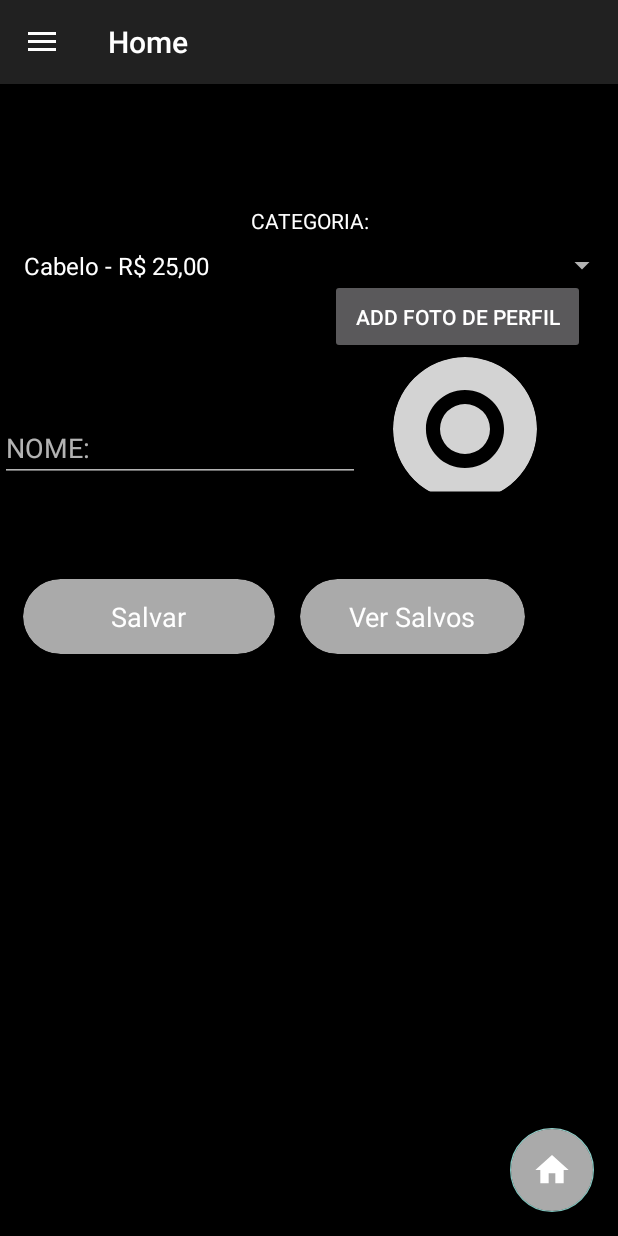
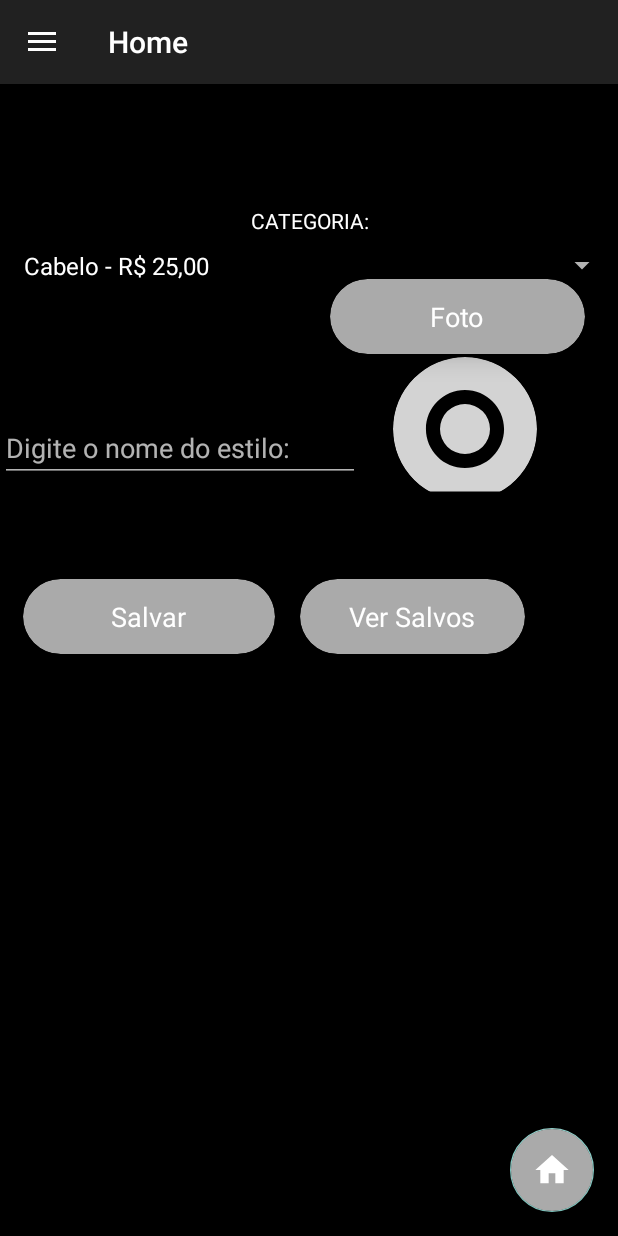
Before and after one commit to TiagoPereiraIfsul/TCC, an Android app: the fragment FragmentAddEstilo placed in its activity, on a phone screen of 412 x 824 dp. Run offline under Robolectric (Android 15) with nearby library versions, the phone set to English and light mode, and no system bars; our stand-ins replace CircleImageView, Firebase (no records; nobody signed in at launch, a user with empty details on screens opened directly), Picasso; pictures from the network do not load.

Commit message:
Barbeiro completo

```diff
--- a/app/src/main/java/com/example/login/Estilo/ActivityRecyclerView.java
+++ b/app/src/main/java/com/example/login/Estilo/ActivityRecyclerView.java
@@ -89,7 +89,4 @@ public class ActivityRecyclerView extends Fragment {
 
 
 
-
-
-
 }
--- a/app/src/main/java/com/example/login/Estilo/FragmentAddEstilo.java
+++ b/app/src/main/java/com/example/login/Estilo/FragmentAddEstilo.java
@@ -66,8 +66,7 @@ public class FragmentAddEstilo extends Fragment implements View.OnClickListener{
     private Spinner combobox;
     private EditText nome;
     private ModeloEstilo estilo;
-    private CardView salvar, versalvos;
-    private Button button;
+    private CardView salvar, versalvos, button;
     private FirebaseAuth auth;
     private  Uri mImageUri;
     private StorageTask mUploadTask;
@@ -116,7 +115,7 @@ public class FragmentAddEstilo extends Fragment implements View.OnClickListener{
         nome = (EditText) view.findViewById(R.id.editText7);
         salvar = (CardView) view.findViewById(R.id.cardView2);
         versalvos = (CardView) view.findViewById(R.id.cardView3);
-        button = (Button) view.findViewById(R.id.button);
+        button = (CardView) view.findViewById(R.id.button);
         foto = (ImageView) view.findViewById(R.id.imageView);
 
         mStorageRef = FirebaseStorage.getInstance().getReference("uploads");
@@ -175,20 +174,9 @@ public class FragmentAddEstilo extends Fragment implements View.OnClickListener{
                     return;
                 }
 
-
-                //estilo.setNome(nome.getText().toString());
-                estilo.setNome(nome.getText().toString());
-                estilo.setBarbeiro(FirebaseAuth.getInstance().getCurrentUser().getUid());
-                //estilo.setCabelo(FirebaseAuth.getInstance().getCurrentUser().getUid());
-                //estilo.setBarba(FirebaseAuth.getInstance().getCurrentUser().getUid());
-                //estilo.setSobrancelha(FirebaseAuth.getInstance().getCurrentUser().getUid());
-                estilo.setCategoria((String) combobox.getSelectedItem());
-                estilo.setId(FirebaseDatabase.getInstance().getReference().push().getKey());
+                editarperfil();
 
 
-
-                FirebaseDatabase.getInstance().getReference("Estilos")
-                        .child(estilo.getId()).setValue(estilo);
                 Toast.makeText(getContext(), "Salvo com sucesso!", Toast.LENGTH_SHORT).show();
 
 
@@ -271,33 +259,21 @@ public class FragmentAddEstilo extends Fragment implements View.OnClickListener{
                                 public void onSuccess(Uri uri) {
                                     final String url = uri.toString();
 
+                                    //estilo.setNome(nome.getText().toString());
+                                    estilo.setNome(nome.getText().toString());
+                                    estilo.setBarbeiro(FirebaseAuth.getInstance().getCurrentUser().getUid());
+                                    //estilo.setCabelo(FirebaseAuth.getInstance().getCurrentUser().getUid());
+                                    //estilo.setBarba(FirebaseAuth.getInstance().getCurrentUser().getUid());
+                                    //estilo.setSobrancelha(FirebaseAuth.getInstance().getCurrentUser().getUid());
+                                    estilo.setCategoria((String) combobox.getSelectedItem());
+                                    estilo.setId(FirebaseDatabase.getInstance().getReference().push().getKey());
+    estilo.setFoto(url);
 
 
+                                    FirebaseDatabase.getInstance().getReference("Estilos")
+                                            .child(estilo.getId()).setValue(estilo);
 
-                                    mDatabaseRef.child(auth.getCurrentUser().getUid()).addListenerForSingleValueEvent(new ValueEventListener() {
-                                        @Override
-                                        public void onDataChange(@NonNull DataSnapshot dataSnapshot) {
-                                            ModeloCadastro m = dataSnapshot.getValue(ModeloCadastro.class);
-                                            // ModeloCadastro mm = dataSnapshot.getValue(ModeloCadastro.class);
 
-                                            switch (IMAGEM_ID) {
-                                                case 1:
-                                                    m.setFoto1(url);
-                                                    break;
-
-                                                default://se der merda
-
-                                            }
-
-                                            mDatabaseRef.child(auth.getCurrentUser().getUid()).setValue(m);
-                                            //]mDatabaseRef.child(auth.getCurrentUser().getUid()).setValue(mm);
-                                        }
-
-                                        @Override
-                                        public void onCancelled(@NonNull DatabaseError databaseError) {
-
-                                        }
-                                    });
 
                                 }
                             });
--- a/app/src/main/res/layout/adapter_do_recycler_estilo.xml
+++ b/app/src/main/res/layout/adapter_do_recycler_estilo.xml
@@ -16,7 +16,7 @@
         app:cardElevation="8dp">
 
         <ImageView
-            android:id="@+id/tFoto"
+            android:id="@+id/img"
             android:layout_width="150dp"
             android:layout_height="60dp"
             android:layout_marginLeft="200dp"
--- a/app/src/main/res/layout/fragment_fragment_add_estilo.xml
+++ b/app/src/main/res/layout/fragment_fragment_add_estilo.xml
@@ -69,14 +69,42 @@
         android:layout_height="wrap_content"
         android:layout_marginTop="220dp"
         android:ems="10"
-        android:hint="NOME:"
+        android:hint="Digite o nome do estilo:"
         android:inputType="textPersonName"
         android:textColor="#fff"
         android:textColorHighlight="@android:color/background_light"
         android:textColorLink="@android:color/background_light"
         android:textCursorDrawable="@android:color/background_light" />
 
-    <Button
+    <android.support.v7.widget.CardView
+        android:id="@+id/button"
+        android:layout_width="170dp"
+        android:layout_height="50dp"
+        android:layout_marginLeft="220dp"
+        android:layout_above="@+id/textView2"
+        android:layout_centerHorizontal="true"
+        android:layout_marginTop="130dp"
+        android:layout_marginBottom="3dp"
+        app:cardBackgroundColor="@android:color/darker_gray"
+        app:cardCornerRadius="25dp"
+        app:cardElevation="10dp">
+
+        <RelativeLayout
+            android:layout_width="match_parent"
+            android:layout_height="match_parent">
+
+            <TextView
+                android:id="@+id/textView9"
+                android:layout_width="wrap_content"
+                android:layout_height="wrap_content"
+                android:layout_centerInParent="true"
+                android:text="Foto"
+                android:textColor="#fff"
+                android:textSize="18sp" />
+        </RelativeLayout>
+    </android.support.v7.widget.CardView>
+
+    <!--<Button
         android:id="@+id/button"
         android:layout_width="170dp"
         android:layout_height="50dp"
@@ -84,7 +112,7 @@
         android:layout_marginTop="130dp"
         android:layout_alignParentTop="true"
         android:layout_centerHorizontal="true"
-        android:text="Add foto de perfil" />
+        android:text="Add foto de perfil" />-->
 
     <de.hdodenhof.circleimageview.CircleImageView
         android:id="@+id/imageView"
```
Also changed, not shown: app/src/main/java/com/example/login/Acoes/Barbeiro/FragmentBarbeiroEdit.java (+70 -28 lines), app/src/main/java/com/example/login/Estilo/EstiloAdapter.java (+11 -3 lines), app/src/main/java/com/example/login/Modelo/ModeloPerfilEdit.java (+25 -0 lines), app/src/main/res/layout/fragment_fragment_barbeiro_edit.xml (+56 -47 lines).
